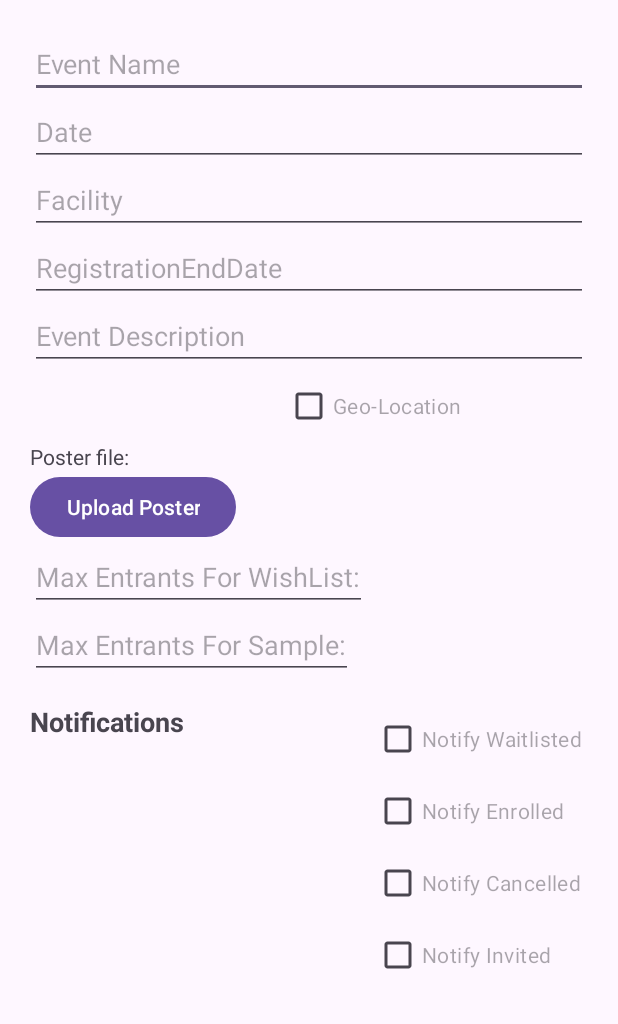
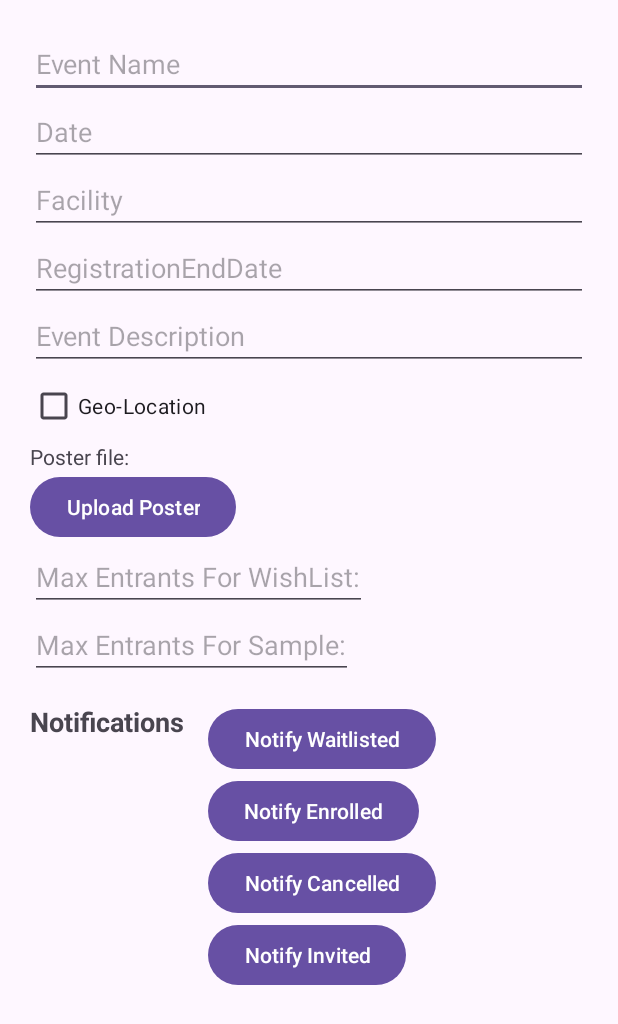
Before and after one commit to CMPUT301F24appify/CMPUT301F24-Project, an Android app: the layout add_event_dialog.xml on its own in the app's theme, with its tools: preview values and no code run, on a phone screen of 412 x 824 dp. Shown: the top 1024 px of the screen. Run offline under Robolectric (Android 15) with nearby library versions, the phone set to English and light mode, and no system bars.

Commit message:
made notification boxes

```diff
--- a/Appify/app/src/main/res/layout/add_event_dialog.xml
+++ b/Appify/app/src/main/res/layout/add_event_dialog.xml
@@ -35,11 +35,13 @@
         android:layout_height="wrap_content"
         android:hint="Event Description" />
 
+    <!-- CheckBox or Button for Geolocation -->
+    <!-- If you intended to change this to a Button, update it accordingly -->
     <CheckBox
         android:id="@+id/checkGeolocation"
         android:layout_width="match_parent"
         android:layout_height="wrap_content"
-        android:hint="Geo-Location" />
+        android:text="Geo-Location" />
 
     <TextView
         android:id="@+id/posterLabel"
@@ -65,7 +67,6 @@
         android:layout_height="wrap_content"
         android:hint="Max Entrants For Sample:" />
 
-
     <LinearLayout
         android:layout_width="match_parent"
         android:layout_height="wrap_content"
@@ -86,32 +87,33 @@
             android:orientation="vertical"
             android:layout_weight="1">
 
+            <!-- Replaced CheckBoxes with Buttons -->
+            <Button
+                android:id="@+id/buttonWaitlisted"
+                android:layout_width="wrap_content"
+                android:layout_height="wrap_content"
+                android:text="Notify Waitlisted" />
 
-            <CheckBox
-                android:id="@+id/checkWaitlisted"
-                android:layout_width="match_parent"
+            <Button
+                android:id="@+id/buttonEnrolled"
+                android:layout_width="wrap_content"
                 android:layout_height="wrap_content"
-                android:hint="Notify Waitlisted" />
+                android:text="Notify Enrolled" />
 
-            <CheckBox
-                android:id="@+id/checkEnrolled"
-                android:layout_width="match_parent"
+            <Button
+                android:id="@+id/buttonCancelled"
+                android:layout_width="wrap_content"
                 android:layout_height="wrap_content"
-                android:hint="Notify Enrolled" />
+                android:text="Notify Cancelled" />
 
-            <CheckBox
-                android:id="@+id/checkCancelled"
-                android:layout_width="match_parent"
+            <Button
+                android:id="@+id/buttonInvited"
+                android:layout_width="wrap_content"
                 android:layout_height="wrap_content"
-                android:hint="Notify Cancelled" />
+                android:text="Notify Invited" />
 
-            <CheckBox
-                android:id="@+id/checkInvited"
-                android:layout_width="match_parent"
-                android:layout_height="wrap_content"
-                android:hint="Notify Invited" />
-        </LinearLayout>
+        </LinearLayout> <!-- Closing tag for inner LinearLayout -->
 
+    </LinearLayout> <!-- Closing tag for outer LinearLayout -->
 
-    </LinearLayout>
-</LinearLayout>
+</LinearLayout> <!-- Closing tag for root LinearLayout -->
```
Also changed, not shown: Appify/app/src/main/java/com/example/appify/AddEventDialogFragment.java (+55 -181 lines).
